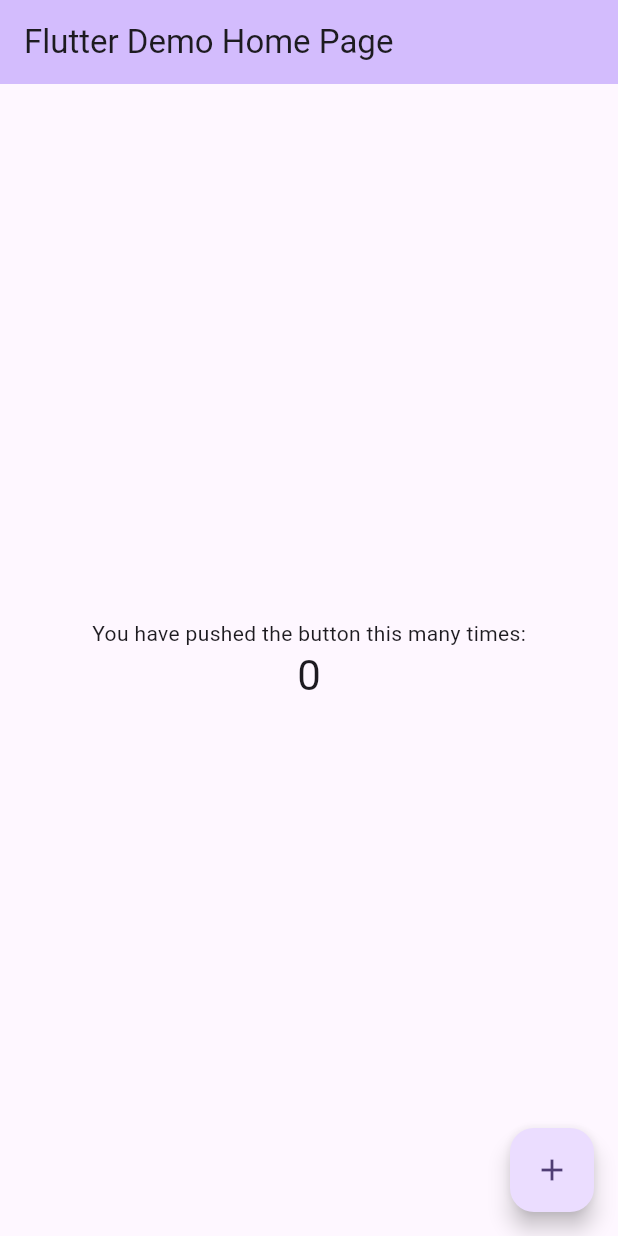
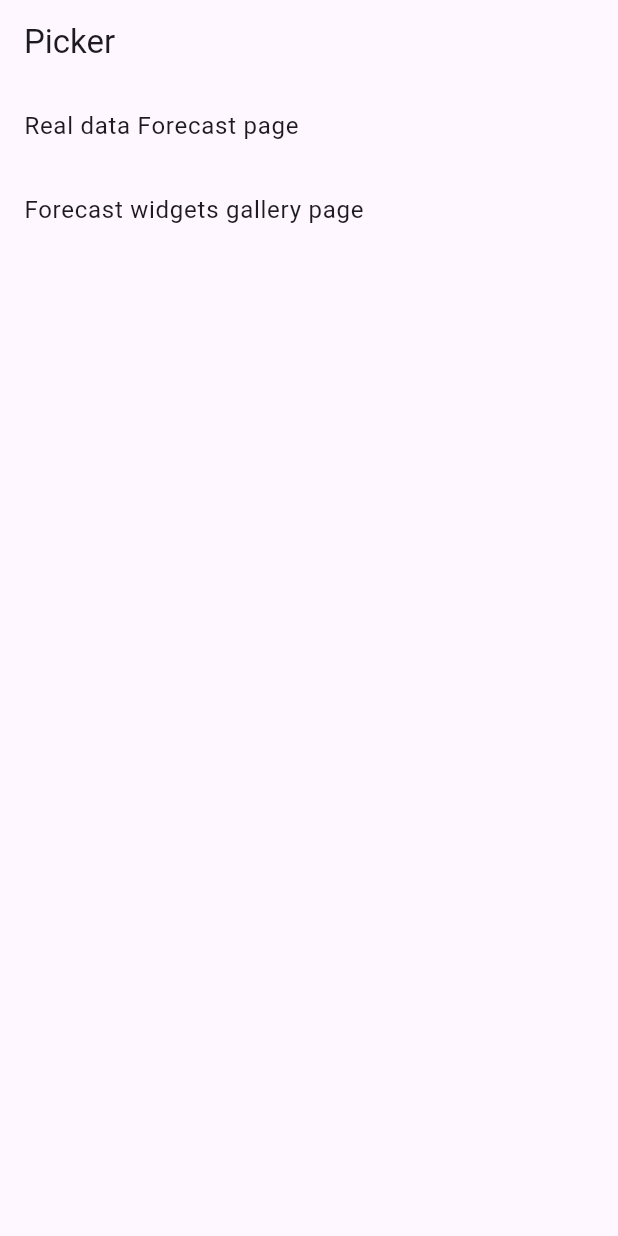
Before and after one commit to rafalbednarczuk/rafal_weather_sdk, a Flutter app: the screen it shows after launch, on a phone screen of 412 x 824 dp. Run offline on Flutter 3.47's test engine with Material 3 defaults, Android fonts, the phone set to English and light mode, and no system bars; our stand-ins replace dio, freezed_annotation, pretty_dio_logger.

```diff
--- a/example/lib/main.dart
+++ b/example/lib/main.dart
@@ -1,125 +1,23 @@
+import 'package:example/picker_page.dart';
+import 'package:example/weather_api_key.dart';
 import 'package:flutter/material.dart';
+import 'package:provider/provider.dart';
 
-void main() {
-  runApp(const MyApp());
+//TODO: remove the import as the file is gitignored to not leak the key
+import 'package:rafal_weather_sdk/rafal_weather_sdk.dart';
+
+void main() async {
+  final weatherApiClient = WeatherApiClient(
+    // TODO: replace with https://www.visualcrossing.com key
+    apiKey: weatherApiComKey,
+    logHttpRequests: true,
+  );
+  runApp(
+    Provider.value(
+      value: weatherApiClient,
+      child: const MaterialApp(
+        home: PickerPage(),
+      ),
+    ),
+  );
 }
-
-class MyApp extends StatelessWidget {
-  const MyApp({super.key});
-
-  // This widget is the root of your application.
-  @override
-  Widget build(BuildContext context) {
-    return MaterialApp(
-      title: 'Flutter Demo',
-      theme: ThemeData(
-        // This is the theme of your application.
-        //
-        // TRY THIS: Try running your application with "flutter run". You'll see
-        // the application has a purple toolbar. Then, without quitting the app,
-        // try changing the seedColor in the colorScheme below to Colors.green
-        // and then invoke "hot reload" (save your changes or press the "hot
-        // reload" button in a Flutter-supported IDE, or press "r" if you used
-        // the command line to start the app).
-        //
-        // Notice that the counter didn't reset back to zero; the application
-        // state is not lost during the reload. To reset the state, use hot
-        // restart instead.
-        //
-        // This works for code too, not just values: Most code changes can be
-        // tested with just a hot reload.
-        colorScheme: ColorScheme.fromSeed(seedColor: Colors.deepPurple),
-        useMaterial3: true,
-      ),
-      home: const MyHomePage(title: 'Flutter Demo Home Page'),
-    );
-  }
-}
-
-class MyHomePage extends StatefulWidget {
-  const MyHomePage({super.key, required this.title});
-
-  // This widget is the home page of your application. It is stateful, meaning
-  // that it has a State object (defined below) that contains fields that affect
-  // how it looks.
-
-  // This class is the configuration for the state. It holds the values (in this
-  // case the title) provided by the parent (in this case the App widget) and
-  // used by the build method of the State. Fields in a Widget subclass are
-  // always marked "final".
-
-  final String title;
-
-  @override
-  State<MyHomePage> createState() => _MyHomePageState();
-}
-
-class _MyHomePageState extends State<MyHomePage> {
-  int _counter = 0;
-
-  void _incrementCounter() {
-    setState(() {
-      // This call to setState tells the Flutter framework that something has
-      // changed in this State, which causes it to rerun the build method below
-      // so that the display can reflect the updated values. If we changed
-      // _counter without calling setState(), then the build method would not be
-      // called again, and so nothing would appear to happen.
-      _counter++;
-    });
-  }
-
-  @override
-  Widget build(BuildContext context) {
-    // This method is rerun every time setState is called, for instance as done
-    // by the _incrementCounter method above.
-    //
-    // The Flutter framework has been optimized to make rerunning build methods
-    // fast, so that you can just rebuild anything that needs updating rather
-    // than having to individually change instances of widgets.
-    return Scaffold(
-      appBar: AppBar(
-        // TRY THIS: Try changing the color here to a specific color (to
-        // Colors.amber, perhaps?) and trigger a hot reload to see the AppBar
-        // change color while the other colors stay the same.
-        backgroundColor: Theme.of(context).colorScheme.inversePrimary,
-        // Here we take the value from the MyHomePage object that was created by
-        // the App.build method, and use it to set our appbar title.
-        title: Text(widget.title),
-      ),
-      body: Center(
-        // Center is a layout widget. It takes a single child and positions it
-        // in the middle of the parent.
-        child: Column(
-          // Column is also a layout widget. It takes a list of children and
-          // arranges them vertically. By default, it sizes itself to fit its
-          // children horizontally, and tries to be as tall as its parent.
-          //
-          // Column has various properties to control how it sizes itself and
-          // how it positions its children. Here we use mainAxisAlignment to
-          // center the children vertically; the main axis here is the vertical
-          // axis because Columns are vertical (the cross axis would be
-          // horizontal).
-          //
-          // TRY THIS: Invoke "debug painting" (choose the "Toggle Debug Paint"
-          // action in the IDE, or press "p" in the console), to see the
-          // wireframe for each widget.
-          mainAxisAlignment: MainAxisAlignment.center,
-          children: <Widget>[
-            const Text(
-              'You have pushed the button this many times:',
-            ),
-            Text(
-              '$_counter',
-              style: Theme.of(context).textTheme.headlineMedium,
-            ),
-          ],
-        ),
-      ),
-      floatingActionButton: FloatingActionButton(
-        onPressed: _incrementCounter,
-        tooltip: 'Increment',
-        child: const Icon(Icons.add),
-      ), // This trailing comma makes auto-formatting nicer for build methods.
-    );
-  }
-}
--- /dev/null
+++ b/example/lib/picker_page.dart
@@ -0,0 +1,38 @@
+import 'package:example/forecast_gallery.dart';
+import 'package:example/forecast_page.dart';
+import 'package:flutter/material.dart';
+
+class PickerPage extends StatelessWidget {
+  const PickerPage({super.key});
+
+  @override
+  Widget build(BuildContext context) {
+    return Scaffold(
+      appBar: AppBar(title: const Text("Picker")),
+      body: ListView(
+        children: [
+          ListTile(
+            onTap: () {
+              Navigator.of(context).push(
+                MaterialPageRoute(
+                  builder: (context) => const ForecastPage(),
+                ),
+              );
+            },
+            title: const Text("Real data Forecast page"),
+          ),
+          ListTile(
+            onTap: () {
+              Navigator.of(context).push(
+                MaterialPageRoute(
+                  builder: (context) => const ForecastGallery(),
+                ),
+              );
+            },
+            title: const Text("Forecast widgets gallery page"),
+          ),
+        ],
+      ),
+    );
+  }
+}
--- a/example/pubspec.yaml
+++ b/example/pubspec.yaml
@@ -36,6 +36,7 @@ dependencies:
   # The following adds the Cupertino Icons font to your application.
   # Use with the CupertinoIcons class for iOS style icons.
   cupertino_icons: ^1.0.6
+  provider: ^6.1.2
 
 dev_dependencies:
   flutter_test:
```
Also changed, not shown: example/lib/forecast_gallery.dart (added, +94 -0 lines), example/lib/forecast_page.dart (added, +142 -0 lines), example/pubspec.lock, 1 other file.
